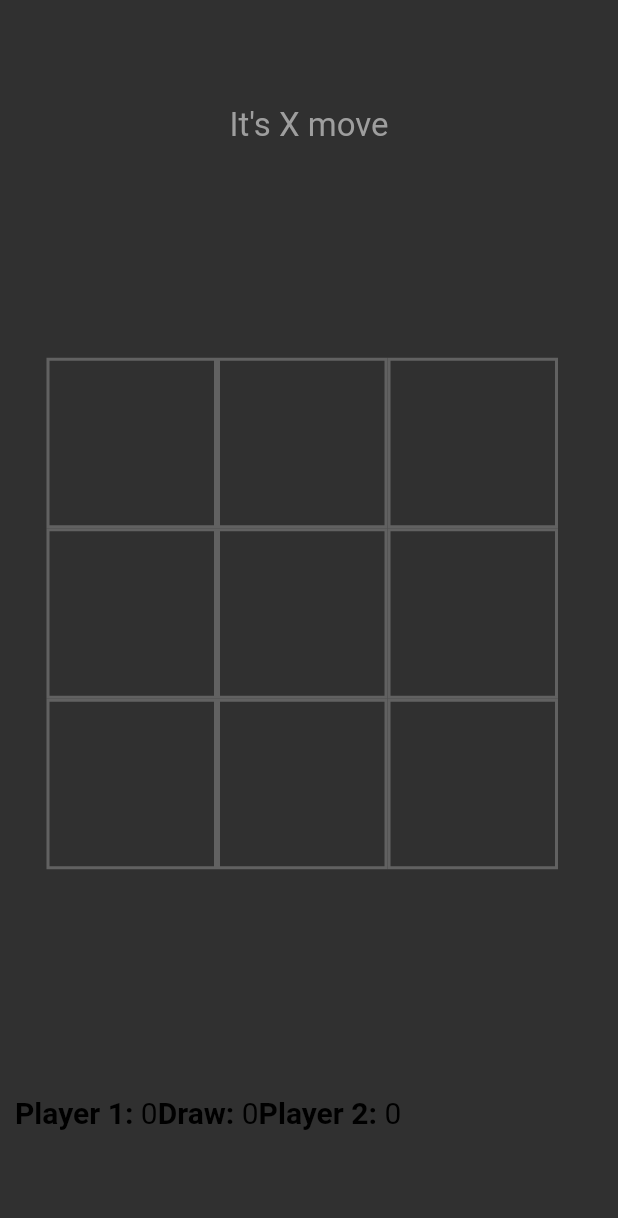
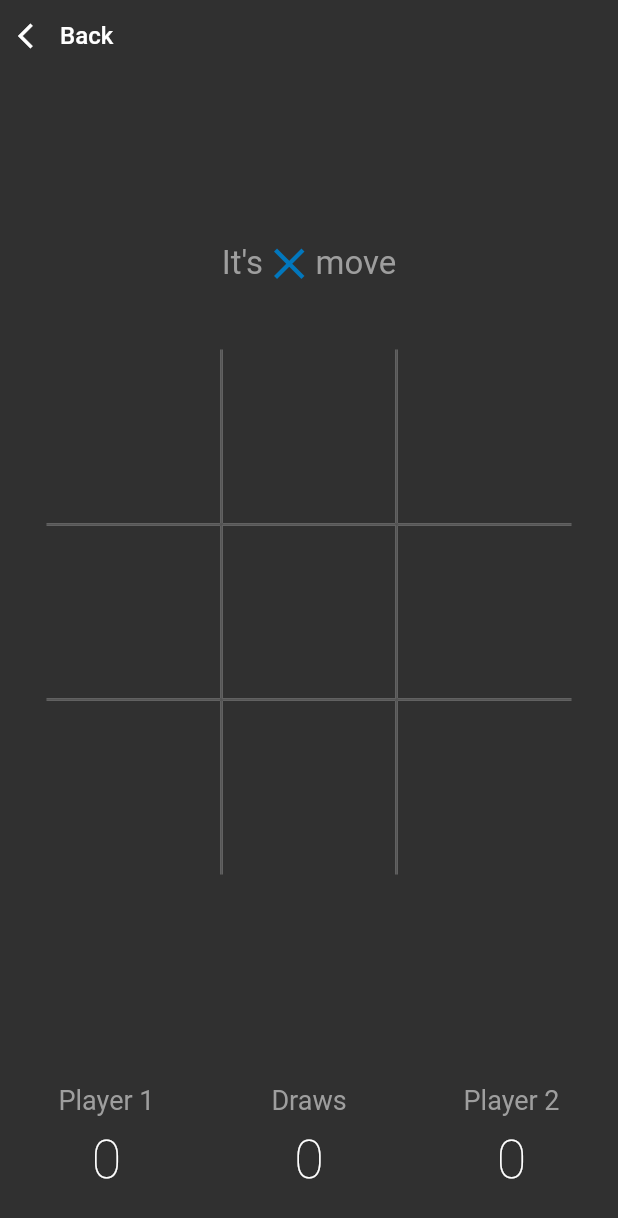
Before and after one commit to jakubjaniec/tictactoe, a Flutter app: the Game screen opened directly, on a phone screen of 412 x 824 dp. Shown: the top 1218 px of the screen. Run offline on Flutter 3.47's test engine with Material 2 defaults, Android fonts, the phone set to English and light mode, and no system bars.

Commit message:
Add routing, make some styling

```diff
--- /dev/null
+++ b/lib/components/backBtn.dart
@@ -0,0 +1,16 @@
+import 'package:flutter/material.dart';
+
+class BackBtn extends StatelessWidget {
+  @override
+  Widget build(BuildContext context) {
+    return FlatButton.icon(
+      onPressed: () {
+        Navigator.pop(context);
+      },
+      textColor: Colors.white,
+      icon: Icon(Icons.arrow_back_ios, color: Colors.white, size: 20),
+      label: Text('Back', style: TextStyle(fontSize: 16)),
+      color: Colors.transparent,
+    );
+  }
+}
--- a/lib/pages/components/board.dart
+++ b/lib/components/board.dart
@@ -18,13 +18,12 @@ class _BoardState extends State<Board> {
   @override
   Widget build(BuildContext context) {
     return Container(
+      margin: EdgeInsets.only(top: 40),
       width: 350,
       height: 350,
       child: Column(
-        // mainAxisAlignment: MainAxisAlignment.spaceAround,
         children: [
           Row(
-            // mainAxisAlignment: MainAxisAlignment.spaceAround,
             children: [
               Field(widget.saveChoice, widget.movesList, 0, 0, widget.restart,
                   widget.changeRestart),
@@ -35,7 +34,6 @@ class _BoardState extends State<Board> {
             ],
           ),
           Row(
-            // mainAxisAlignment: MainAxisAlignment.spaceAround,
             children: [
               Field(widget.saveChoice, widget.movesList, 1, 0, widget.restart,
                   widget.changeRestart),
@@ -46,7 +44,6 @@ class _BoardState extends State<Board> {
             ],
           ),
           Row(
-            // mainAxisAlignment: MainAxisAlignment.spaceAround,
             children: [
               Field(widget.saveChoice, widget.movesList, 2, 0, widget.restart,
                   widget.changeRestart),
--- /dev/null
+++ b/lib/components/field.dart
@@ -0,0 +1,84 @@
+import 'package:flutter/material.dart';
+
+import 'shapes.dart';
+
+class Field extends StatefulWidget {
+  final Function saveChoice;
+  final List movesList;
+  final int row;
+  final int place;
+  final bool restart;
+  final Function changeRestart;
+
+  Field(this.saveChoice, this.movesList, this.row, this.place, this.restart,
+      this.changeRestart);
+
+  @override
+  _FieldState createState() => _FieldState();
+}
+
+class _FieldState extends State<Field> {
+  bool disabled = false;
+
+  void handleClick() {
+    widget.saveChoice(widget.row, widget.place);
+
+    setState(() {
+      disabled = true;
+    });
+  }
+
+  Border determineBorder() {
+    Border determinedBorder = Border.all(width: 1, color: Colors.grey[700]);
+    var borderSide = BorderSide(width: 1, color: Colors.grey[700]);
+
+    if (widget.row == 0 && widget.place == 0)
+      determinedBorder = Border(bottom: borderSide, right: borderSide);
+    if (widget.row == 0 && widget.place == 1)
+      determinedBorder =
+          Border(bottom: borderSide, right: borderSide, left: borderSide);
+    if (widget.row == 0 && widget.place == 2)
+      determinedBorder = Border(bottom: borderSide, left: borderSide);
+    if (widget.row == 1 && widget.place == 0)
+      determinedBorder =
+          Border(bottom: borderSide, right: borderSide, top: borderSide);
+    if (widget.row == 1 && widget.place == 2)
+      determinedBorder =
+          Border(bottom: borderSide, left: borderSide, top: borderSide);
+    if (widget.row == 2 && widget.place == 0)
+      determinedBorder = Border(top: borderSide, right: borderSide);
+    if (widget.row == 2 && widget.place == 1)
+      determinedBorder =
+          Border(right: borderSide, left: borderSide, top: borderSide);
+    if (widget.row == 2 && widget.place == 2)
+      determinedBorder = Border(left: borderSide, top: borderSide);
+
+    return determinedBorder;
+  }
+
+  @override
+  Widget build(BuildContext context) {
+    if (widget.restart) {
+      widget.changeRestart();
+      setState(() {
+        disabled = false;
+      });
+    }
+
+    return Container(
+      width: 350 / 3,
+      height: 350 / 3,
+      decoration: BoxDecoration(border: determineBorder()),
+      child: FlatButton(
+        onPressed: disabled ? null : handleClick,
+        child: disabled
+            ? (widget.movesList[widget.row][widget.place] == 'X'
+                ? XSign(80)
+                : widget.movesList[widget.row][widget.place] == 'O'
+                    ? Circle(80)
+                    : null)
+            : null,
+      ),
+    );
+  }
+}
--- /dev/null
+++ b/lib/components/results.dart
@@ -0,0 +1,54 @@
+import 'package:flutter/material.dart';
+
+class Results extends StatelessWidget {
+  final int xWins;
+  final int oWins;
+  final int draws;
+
+  Results(this.xWins, this.oWins, this.draws);
+
+  TextStyle playerName() {
+    return TextStyle(fontSize: 18, color: Colors.grey[500]);
+  }
+
+  TextStyle score() {
+    return TextStyle(
+      fontSize: 36,
+      color: Colors.white,
+      fontWeight: FontWeight.w200,
+    );
+  }
+
+  @override
+  Widget build(BuildContext context) {
+    return Container(
+      margin: EdgeInsets.only(bottom: 30, top: 30),
+      child: Row(
+        mainAxisAlignment: MainAxisAlignment.spaceAround,
+        children: [
+          Column(
+            children: [
+              Text('Player 1', style: playerName()),
+              SizedBox(height: 8),
+              Text('$xWins', style: score())
+            ],
+          ),
+          Column(
+            children: [
+              Text('Draws', style: playerName()),
+              SizedBox(height: 8),
+              Text('$draws', style: score())
+            ],
+          ),
+          Column(
+            children: [
+              Text('Player 2', style: playerName()),
+              SizedBox(height: 8),
+              Text('$oWins', style: score())
+            ],
+          ),
+        ],
+      ),
+    );
+  }
+}
--- a/lib/pages/components/shapes.dart
+++ b/lib/components/shapes.dart
@@ -2,32 +2,27 @@ import 'package:flutter/material.dart';
 
 class XSign extends StatelessWidget {
   final double shapeSize;
-  final bool active;
 
-  XSign(this.shapeSize, this.active);
+  XSign(this.shapeSize);
 
   @override
   Widget build(BuildContext context) {
     return Container(
-      padding: EdgeInsets.all(10),
-      child: Icon(Icons.close,
-          size: shapeSize, color: active ? Colors.teal[400] : Colors.grey[600]),
+      child: Icon(Icons.close, size: shapeSize, color: Colors.lightBlue[800]),
     );
   }
 }
 
 class Circle extends StatelessWidget {
   final double shapeSize;
-  final bool active;
 
-  Circle(this.shapeSize, this.active);
+  Circle(this.shapeSize);
 
   @override
   Widget build(BuildContext context) {
     return Container(
-      padding: EdgeInsets.all(10),
       child: Icon(Icons.panorama_fish_eye,
-          size: shapeSize, color: active ? Colors.red[300] : Colors.grey[600]),
+          size: shapeSize, color: Colors.yellow[700]),
     );
   }
 }
--- /dev/null
+++ b/lib/components/whoseMove.dart
@@ -0,0 +1,30 @@
+import 'package:flutter/material.dart';
+
+import 'shapes.dart';
+
+class WhoseMove extends StatelessWidget {
+  final bool xMove;
+
+  WhoseMove(this.xMove);
+
+  @override
+  Widget build(BuildContext context) {
+    return Row(
+      mainAxisAlignment: MainAxisAlignment.center,
+      children: [
+        Text(
+          'It\'s',
+          style: TextStyle(color: Colors.grey[500], fontSize: 22),
+        ),
+        xMove
+            ? XSign(35)
+            : Container(
+                margin: EdgeInsets.symmetric(horizontal: 5), child: Circle(35)),
+        Text(
+          'move',
+          style: TextStyle(color: Colors.grey[500], fontSize: 22),
+        )
+      ],
+    );
+  }
+}
--- a/lib/main.dart
+++ b/lib/main.dart
@@ -1,12 +1,18 @@
 import 'package:flutter/material.dart';
 
 import 'pages/game.dart';
+import 'pages/home.dart';
 
-void main() => runApp(MaterialApp(home: TicTacToe()));
+void main() {
+  runApp(TicTacToe());
+}
 
 class TicTacToe extends StatelessWidget {
   @override
   Widget build(BuildContext context) {
-    return Game();
+    return MaterialApp(initialRoute: '/', routes: {
+      '/': (context) => Home(),
+      '/game': (context) => Game(),
+    });
   }
 }
--- a/lib/pages/components/field.dart
+++ /dev/null
@@ -1,78 +0,0 @@
-import 'package:flutter/material.dart';
-
-import 'shapes.dart';
-
-class Field extends StatefulWidget {
-  final Function saveChoice;
-  final List movesList;
-  final int row;
-  final int place;
-  final bool restart;
-  final Function changeRestart;
-
-  Field(this.saveChoice, this.movesList, this.row, this.place, this.restart,
-      this.changeRestart);
-
-  @override
-  _FieldState createState() => _FieldState();
-}
-
-class _FieldState extends State<Field> {
-  bool disabled = false;
-
-  void handleClick() {
-    widget.saveChoice(widget.row, widget.place);
-
-    setState(() {
-      disabled = true;
-    });
-  }
-
-  Border determineBorder(row, place) {
-    Border determinedBorder = Border.all(width: 2, color: Colors.grey[700]);
-    var borderSide = BorderSide(width: 2, color: Colors.grey[700]);
-
-    switch ([row, place]) {
-      case [0, 0]:
-        determinedBorder = Border(bottom: borderSide, right: borderSide);
-        break;
-      case [0, 1]:
-        determinedBorder =
-            Border(bottom: borderSide, right: borderSide, left: borderSide);
-        break;
-      // default:
-      //   determinedBorder = Border(bottom: borderSide);
-      //   break;
-    }
-
-    return determinedBorder;
-  }
-
-  @override
-  Widget build(BuildContext context) {
-    if (widget.restart) {
-      widget.changeRestart();
-      setState(() {
-        disabled = false;
-      });
-    }
-
-    return Container(
-      width: 350 / 3 - 3,
-      height: 350 / 3 - 3,
-      // color: Colors.grey[850],
-      decoration:
-          BoxDecoration(border: determineBorder(widget.row, widget.place)),
-      child: FlatButton(
-        onPressed: disabled ? null : handleClick,
-        child: disabled
-            ? (widget.movesList[widget.row][widget.place] == 'X'
-                ? XSign(80, true)
-                : widget.movesList[widget.row][widget.place] == 'O'
-                    ? Circle(80, true)
-                    : null)
-            : null,
-      ),
-    );
-  }
-}
--- a/lib/pages/components/results.dart
+++ /dev/null
@@ -1,77 +0,0 @@
-import 'package:flutter/material.dart';
-
-class Results extends StatelessWidget {
-  final int xWins;
-  final int oWins;
-  final int draws;
-
-  Results(this.xWins, this.oWins, this.draws);
-
-  @override
-  Widget build(BuildContext context) {
-    return Flexible(
-      child: Container(
-        margin: EdgeInsets.only(left: 10.0),
-        child: Row(
-          mainAxisAlignment: MainAxisAlignment.start,
-          children: [
-            RichText(
-              text: TextSpan(
-                text: 'Player 1: ',
-                style: TextStyle(
-                  fontSize: 20.0,
-                  fontWeight: FontWeight.bold,
-                  color: Colors.black,
-                ),
-                children: [
-                  TextSpan(
-                    text: '$xWins',
-                    style: TextStyle(
-                      fontWeight: FontWeight.normal,
-                    ),
-                  )
-                ],
-              ),
-            ),
-            RichText(
-              text: TextSpan(
-                text: 'Draw: ',
-                style: TextStyle(
-                  fontSize: 20.0,
-                  fontWeight: FontWeight.bold,
-                  color: Colors.black,
-                ),
-                children: [
-                  TextSpan(
-                    text: '$draws',
-                    style: TextStyle(
-                      fontWeight: FontWeight.normal,
-                    ),
-                  )
-                ],
-              ),
-            ),
-            RichText(
-              text: TextSpan(
-                text: 'Player 2: ',
-                style: TextStyle(
-                  fontSize: 20.0,
-                  fontWeight: FontWeight.bold,
-                  color: Colors.black,
-                ),
-                children: [
-                  TextSpan(
-                    text: '$oWins',
-                    style: TextStyle(
-                      fontWeight: FontWeight.normal,
-                    ),
-                  )
-                ],
-              ),
-            ),
-          ],
-        ),
-      ),
-    );
-  }
-}
--- a/lib/pages/game.dart
+++ b/lib/pages/game.dart
@@ -1,9 +1,10 @@
 import 'package:flutter/material.dart';
 
-import 'components/modals.dart';
-// import 'components/shapes.dart';
-import 'components/board.dart';
-import 'components/results.dart';
+import '../components/modals.dart';
+import '../components/whoseMove.dart';
+import '../components/board.dart';
+import '../components/results.dart';
+import '../components/backBtn.dart';
 
 class Game extends StatefulWidget {
   @override
@@ -141,14 +142,20 @@ class _GameState extends State<Game> {
       backgroundColor: Colors.grey[850],
       body: SafeArea(
         child: Column(
-          mainAxisAlignment: MainAxisAlignment.spaceAround,
+          mainAxisAlignment: MainAxisAlignment.spaceBetween,
           children: [
-            Container(
-                child: Text(
-              'It\'s X move',
-              style: TextStyle(color: Colors.grey[500], fontSize: 22),
-            )),
-            Board(saveChoice, movesList, restart, changeRestart),
+            Row(
+              mainAxisAlignment: MainAxisAlignment.start,
+              children: [
+                BackBtn(),
+              ],
+            ),
+            Column(
+              children: [
+                WhoseMove(xMove),
+                Board(saveChoice, movesList, restart, changeRestart),
+              ],
+            ),
             Results(xWins, oWins, draws),
           ],
         ),
--- /dev/null
+++ b/lib/pages/home.dart
@@ -0,0 +1,33 @@
+import 'package:flutter/material.dart';
+
+class Home extends StatelessWidget {
+  @override
+  Widget build(BuildContext context) {
+    return Scaffold(
+      backgroundColor: Colors.grey[850],
+      body: Center(
+        child: Column(
+          mainAxisAlignment: MainAxisAlignment.center,
+          children: [
+            FlatButton(
+                textColor: Colors.white,
+                color: Colors.transparent,
+                onPressed: () {
+                  Navigator.pushNamed(context, '/game');
+                },
+                child: Text('play',
+                    style: TextStyle(fontSize: 26, letterSpacing: 1.5))),
+            FlatButton(
+                textColor: Colors.grey[400],
+                color: Colors.transparent,
+                onPressed: () {
+                  // Navigator.pushNamed(context, '/game');
+                },
+                child: Text('settings',
+                    style: TextStyle(fontSize: 26, letterSpacing: 1.5))),
+          ],
+        ),
+      ),
+    );
+  }
+}
```
Also changed, not shown: pubspec.yaml (+6 -8 lines), fonts/Montserrat-Regular.ttf (added), fonts/Roboto-Thin.ttf (added), lib/components/modals.dart (renamed from lib/pages/components/modals.dart).
